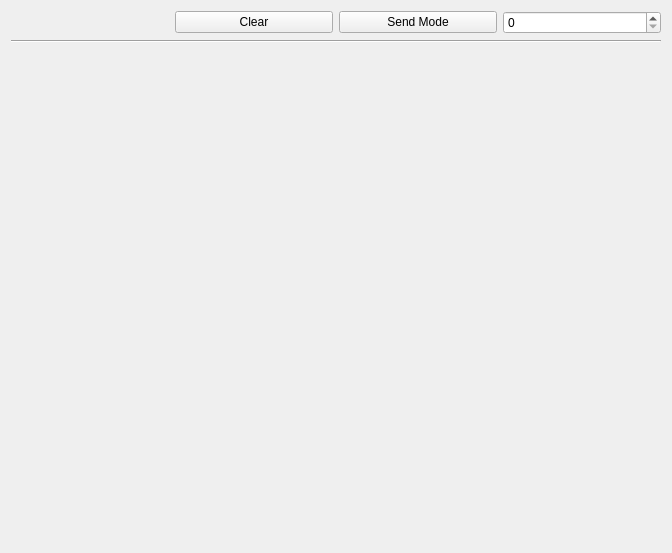
First picture: the form in constellation/mainwindow.ui, repository reivax-boucoi/QT, before the edit.
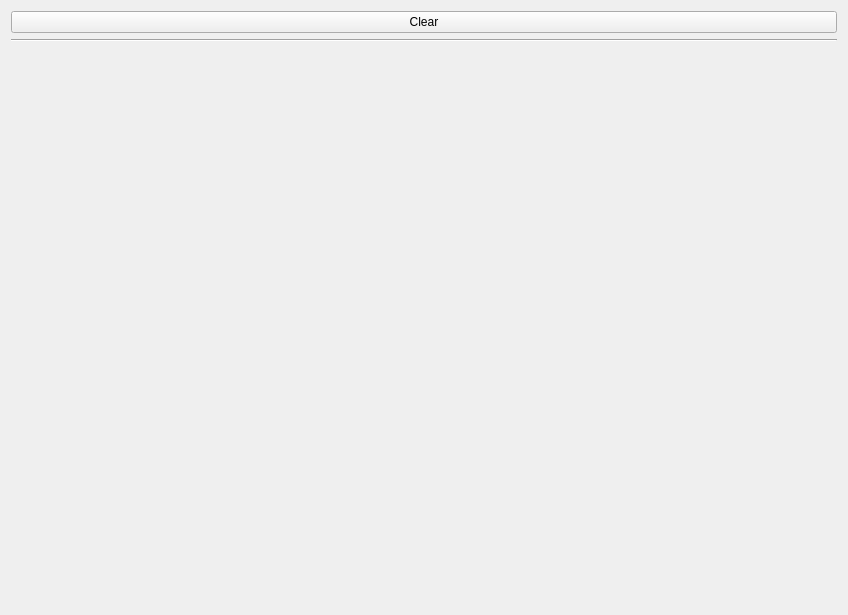
Second picture: the form after the edit.

What changed in the file:
```diff
--- a/constellation/mainwindow.ui
+++ b/constellation/mainwindow.ui
@@ -6,8 +6,8 @@
    <rect>
     <x>0</x>
     <y>0</y>
-    <width>672</width>
-    <height>553</height>
+    <width>848</width>
+    <height>615</height>
    </rect>
   </property>
   <property name="windowTitle">
@@ -15,39 +15,22 @@
   </property>
   <widget class="QWidget" name="centralWidget">
    <layout class="QGridLayout" name="gridLayout">
-    <item row="4" column="0" colspan="4">
-     <widget class="QWidget" name="graphWidget" native="true"/>
-    </item>
-    <item row="0" column="1">
+    <item row="0" column="0">
      <widget class="QPushButton" name="clearButton">
       <property name="text">
        <string>Clear</string>
       </property>
      </widget>
     </item>
-    <item row="3" column="0" colspan="4">
+    <item row="3" column="0">
      <widget class="Line" name="line">
       <property name="orientation">
        <enum>Qt::Horizontal</enum>
       </property>
      </widget>
     </item>
-    <item row="0" column="2">
-     <widget class="QPushButton" name="mode">
-      <property name="text">
-       <string>Send Mode</string>
-      </property>
-     </widget>
-    </item>
-    <item row="0" column="3">
-     <widget class="QSpinBox" name="spinBox">
-      <property name="minimum">
-       <number>0</number>
-      </property>
-      <property name="maximum">
-       <number>6</number>
-      </property>
-     </widget>
+    <item row="4" column="0">
+     <widget class="QWidget" name="graphWidget" native="true"/>
     </item>
    </layout>
   </widget>
```
